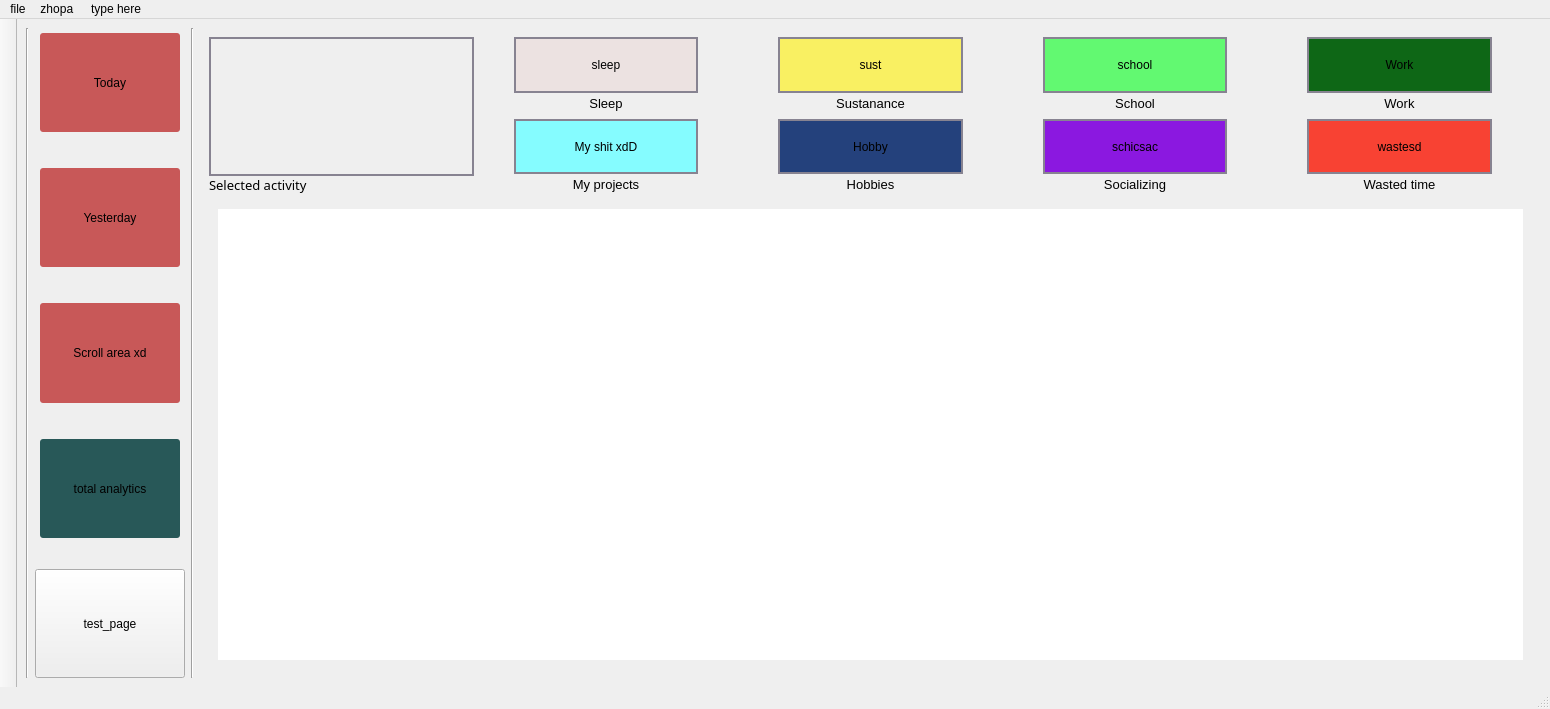
The window that tracker/mainwindow.ui (wowaser/TimeTracker) describes before a commit, drawn with Qt 5.
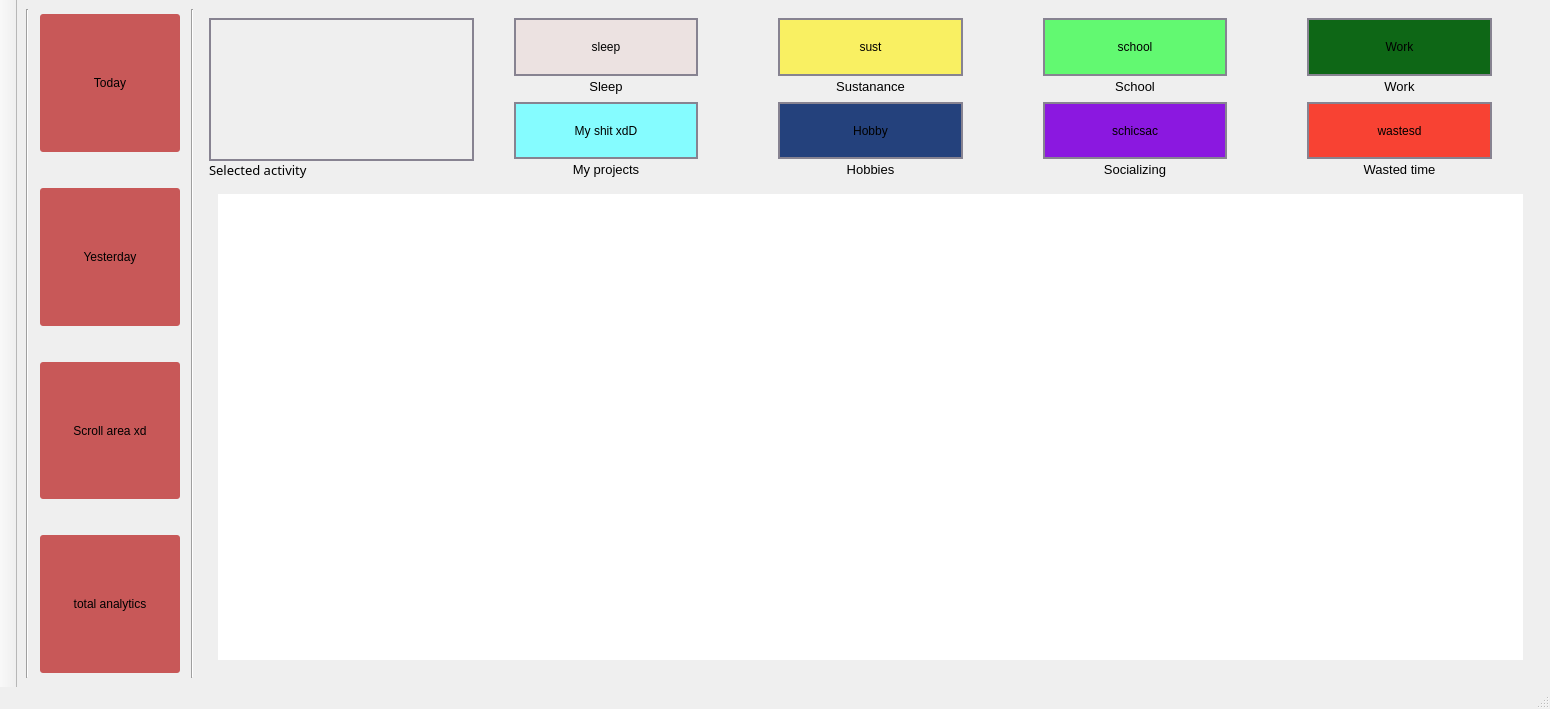
The same window after the commit. Icons and pictures are not drawn. Custom widgets are drawn as their Qt base class.

Patch:
```diff
--- a/tracker/mainwindow.ui
+++ b/tracker/mainwindow.ui
@@ -210,7 +210,7 @@
          </sizepolicy>
         </property>
         <property name="styleSheet">
-         <string notr="true">QPushButton {background-color: rgb(40,88,88);
+         <string notr="true">QPushButton {background-color: rgb(200,88,88);
 					    border-style:flat; border-radius:8px;
 						border-width:10px;
 border-color: gray}
@@ -221,19 +221,6 @@
         </property>
        </widget>
       </item>
-      <item>
-       <widget class="QPushButton" name="testButton">
-        <property name="sizePolicy">
-         <sizepolicy hsizetype="Minimum" vsizetype="Preferred">
-          <horstretch>0</horstretch>
-          <verstretch>0</verstretch>
-         </sizepolicy>
-        </property>
-        <property name="text">
-         <string>test_page</string>
-        </property>
-       </widget>
-      </item>
      </layout>
     </item>
     <item>
@@ -1015,34 +1002,6 @@
    </layout>
   </widget>
   <widget class="QStatusBar" name="statusbar"/>
-  <widget class="QMenuBar" name="menubar">
-   <property name="geometry">
-    <rect>
-     <x>0</x>
-     <y>0</y>
-     <width>1550</width>
-     <height>21</height>
-    </rect>
-   </property>
-   <widget class="QMenu" name="menufile">
-    <property name="title">
-     <string>file</string>
-    </property>
-   </widget>
-   <widget class="QMenu" name="menuzhopa">
-    <property name="title">
-     <string>zhopa </string>
-    </property>
-   </widget>
-   <widget class="QMenu" name="menutype_here">
-    <property name="title">
-     <string>type here</string>
-    </property>
-   </widget>
-   <addaction name="menufile"/>
-   <addaction name="menuzhopa"/>
-   <addaction name="menutype_here"/>
-  </widget>
   <widget class="QToolBar" name="toolBar">
    <property name="windowTitle">
     <string>toolBar</string>
```
